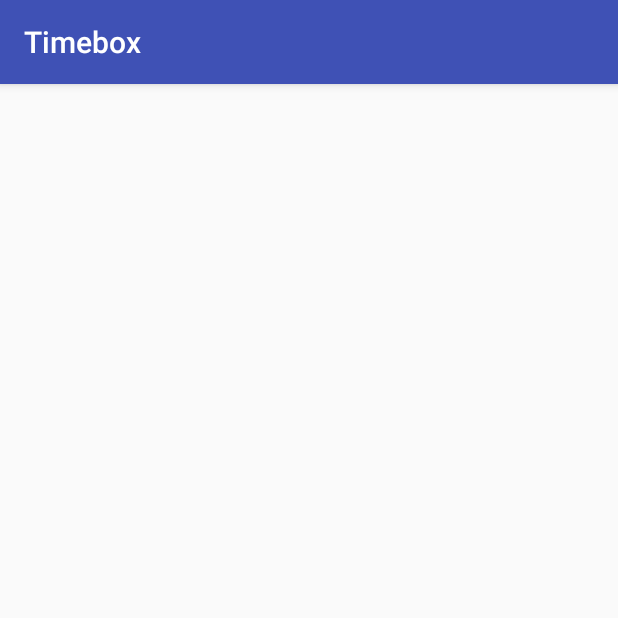
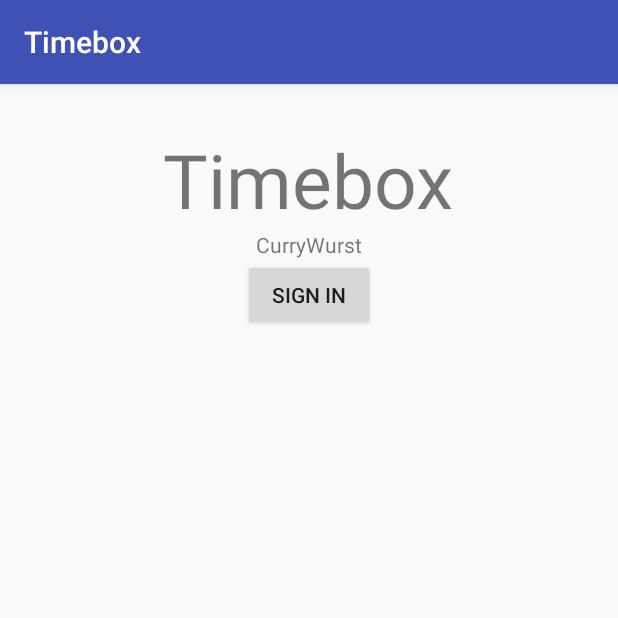
Before and after one commit to Dean161/Timebox, an Android app: the screen it shows after launch (MainActivity), on a phone screen of 412 x 824 dp, the top half of it. Run offline under Robolectric (Android 15) with nearby library versions, the phone set to English and light mode, and no system bars.

Commit message:
Changed the main activity to display team name and app name

```diff
--- a/Timebox/Timebox/app/src/main/res/layout/activity_main.xml
+++ b/Timebox/Timebox/app/src/main/res/layout/activity_main.xml
@@ -1,9 +1,36 @@
 <?xml version="1.0" encoding="utf-8"?>
-<android.support.constraint.ConstraintLayout xmlns:android="http://schemas.android.com/apk/res/android"
+<RelativeLayout xmlns:android="http://schemas.android.com/apk/res/android"
     xmlns:app="http://schemas.android.com/apk/res-auto"
     xmlns:tools="http://schemas.android.com/tools"
     android:layout_width="match_parent"
     android:layout_height="match_parent"
     tools:context=".MainActivity">
 
-</android.support.constraint.ConstraintLayout>
+    <TextView
+        android:layout_width="wrap_content"
+        android:layout_height="wrap_content"
+        android:text="@string/app_name"
+        android:paddingTop="30dp"
+        android:layout_centerHorizontal="true"
+        android:textSize="50dp"
+        android:id="@+id/name1">
+
+    </TextView>
+
+    <TextView
+        android:layout_width="wrap_content"
+        android:layout_height="wrap_content"
+        android:text="@string/team_name"
+        android:layout_centerHorizontal="true"
+        android:id="@+id/name2"
+        android:layout_below="@id/name1"
+        />
+    <Button
+        android:layout_width="wrap_content"
+        android:layout_height="wrap_content"
+        android:layout_centerHorizontal="true"
+        android:id="@+id/button1"
+        android:layout_below="@id/name2"
+        android:text="@string/action_sign_in_short"/>
+
+</RelativeLayout>
--- a/Timebox/Timebox/app/src/main/res/values/strings.xml
+++ b/Timebox/Timebox/app/src/main/res/values/strings.xml
@@ -86,4 +86,5 @@
     <string name="permission_rationale">"Contacts permissions are needed for providing email
         completions."
     </string>
+    <string name="team_name">CurryWurst</string>
 </resources>
```
